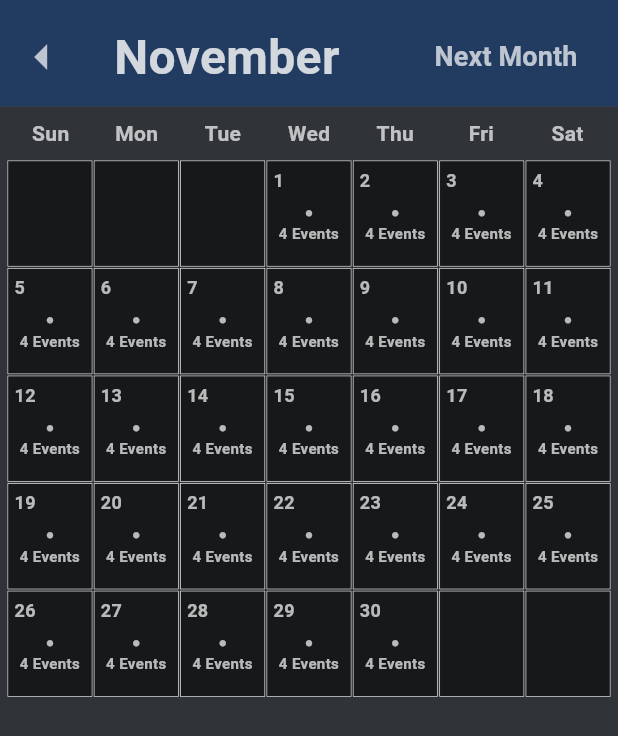
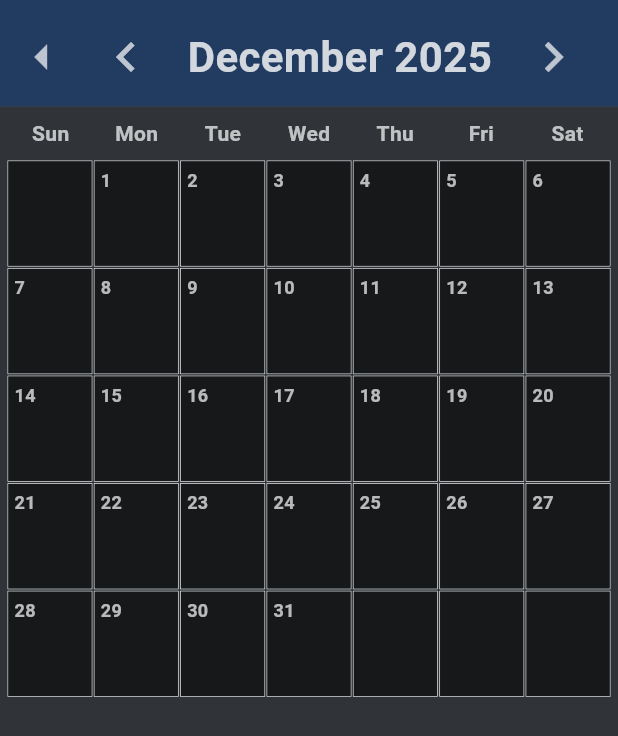
Before and after one commit to DeliMaliBagibala/SUEvent, a Flutter app: the CalendarScreen widget shown alone on an empty page, opened directly with empty values, on a phone screen of 412 x 824 dp. Shown: the top 736 px of the screen. Run offline on Flutter 3.47's test engine with Material 3 defaults, Android fonts, the phone set to English and light mode, and no system bars; our stand-ins replace cloud_firestore, firebase_auth, firebase_core, shared_preferences; accounts and stored records are empty.

Commit message:
fixed some coloring issues in starting page and added calendar page
Co-Authored-By: Mehmet Ali Bagibala <71552301+DeliMaliBagibala@users.noreply.github.com>

```diff
--- a/lib/calendar_screen.dart
+++ b/lib/calendar_screen.dart
@@ -1,11 +1,47 @@
 import 'package:flutter/material.dart';
+import 'package:provider/provider.dart';
+import 'models/event_model.dart';
+import 'providers/event_provider.dart';
 import 'theme_constants.dart';
 import 'day_events_screen.dart';
 
-class CalendarScreen extends StatelessWidget {
+class CalendarScreen extends StatefulWidget {
   final VoidCallback onBackTap;
 
   const CalendarScreen({super.key, required this.onBackTap});
+
+  @override
+  State<CalendarScreen> createState() => _CalendarScreenState();
+}
+
+class _CalendarScreenState extends State<CalendarScreen> {
+  late DateTime _currentDate;
+
+  @override
+  void initState() {
+    super.initState();
+    _currentDate = DateTime.now();
+  }
+
+  void _nextMonth() {
+    setState(() {
+      _currentDate = DateTime(_currentDate.year, _currentDate.month + 1, 1);
+    });
+  }
+
+  void _previousMonth() {
+    setState(() {
+      _currentDate = DateTime(_currentDate.year, _currentDate.month - 1, 1);
+    });
+  }
+
+  String _getMonthName(int month) {
+    const monthNames = [
+      'January', 'February', 'March', 'April', 'May', 'June',
+      'July', 'August', 'September', 'October', 'November', 'December'
+    ];
+    return monthNames[month - 1];
+  }
 
   @override
   Widget build(BuildContext context) {
@@ -19,37 +55,34 @@ class CalendarScreen extends StatelessWidget {
               IconButton(
                 icon: const Icon(Icons.arrow_left,
                     size: AppDimens.iconLarge, color: AppColors.textBlack),
-                onPressed: onBackTap,
+                onPressed: widget.onBackTap,
+              ),
+              IconButton(
+                icon: const Icon(Icons.chevron_left,
+                    size: AppDimens.iconLarge, color: AppColors.textBlack),
+                onPressed: _previousMonth,
               ),
               Expanded(
-                child: Padding(
-                  padding: const EdgeInsets.only(left: 20.0),
+                child: Center(
                   child: Text(
-                    "November",
-                    style: AppTextStyles.headerLarge.copyWith(fontSize: 32),
+                    "${_getMonthName(_currentDate.month)} ${_currentDate.year}",
+                    style: AppTextStyles.headerLarge.copyWith(fontSize: 28),
                   ),
                 ),
               ),
-              TextButton(
-                onPressed: () {
-                  // This will be made later, I hope
-                },
-                child: Text(
-                  "Next Month",
-                  style: AppTextStyles.bodyBold.copyWith(
-                    color: AppColors.textBlack.withOpacity(0.7),
-                  ),
-                ),
+              IconButton(
+                icon: const Icon(Icons.chevron_right,
+                    size: AppDimens.iconLarge, color: AppColors.textBlack),
+                onPressed: _nextMonth,
               ),
               const SizedBox(width: 15),
             ],
           ),
         ),
-
         Expanded(
           child: Container(
             color: AppColors.textWhite,
-            child: CalendarGrid(),
+            child: CalendarGrid(currentDate: _currentDate),
           ),
         ),
       ],
@@ -58,28 +91,73 @@ class CalendarScreen extends StatelessWidget {
 }
 
 class CalendarGrid extends StatelessWidget {
-  CalendarGrid({super.key});
+  final DateTime currentDate;
+
+  CalendarGrid({super.key, required this.currentDate});
 
   final List<String> _weekdays = ['Sun', 'Mon', 'Tue', 'Wed', 'Thu', 'Fri', 'Sat'];
 
-  final List<int> _daysInMonth = const [
-    -1, -1, -1, 1, 2, 3, 4,
-    5, 6, 7, 8, 9, 10, 11,
-    12, 13, 14, 15, 16, 17, 18,
-    19, 20, 21, 22, 23, 24, 25,
-    26, 27, 28, 29, 30, -2, -2,
-  ];
+  List<int> _generateDays(DateTime date) {
+    final year = date.year;
+    final month = date.month;
+    final firstDayOfMonth = DateTime(year, month, 1);
+    final daysInMonth = DateTime(year, month + 1, 0).day;
 
-  final Map<int, int> _eventsPerDay = {
-    26: 4, 27: 4, 28: 4, 29: 4, 30: 4, 1: 4, 2: 4,
-    3: 4, 4: 4, 5: 4, 6: 4, 7: 4, 8: 4, 9: 4,
-    10: 4, 11: 4, 12: 4, 13: 4, 14: 4, 15: 4, 16: 4,
-    17: 4, 18: 4, 19: 4, 20: 4, 21: 4, 22: 4, 23: 4,
-    24: 4, 25: 4, 30: 4,
-  };
+    int blankDays = firstDayOfMonth.weekday % 7;
+
+    final days = <int>[];
+    for (int i = 0; i < blankDays; i++) {
+      days.add(-1);
+    }
+    for (int i = 1; i <= daysInMonth; i++) {
+      days.add(i);
+    }
+
+    while (days.length % 7 != 0) {
+      days.add(-1);
+    }
+
+    return days;
+  }
+
+  String _getMonthName(int month) {
+    const monthNames = [
+      'January', 'February', 'March', 'April', 'May', 'June',
+      'July', 'August', 'September', 'October', 'November', 'December'
+    ];
+    return monthNames[month - 1];
+  }
+
+  Map<int, int> _getEventsForMonth(List<Event> events, DateTime date) {
+    final Map<int, int> eventsPerDay = {};
+    final month = date.month;
+    final year = date.year;
+
+    for (final event in events) {
+      try {
+        final parts = event.date.split('/');
+        if (parts.length == 3) {
+          final day = int.parse(parts[0]);
+          final eventMonth = int.parse(parts[1]);
+          final eventYear = int.parse(parts[2]);
+
+          if (eventYear == year && eventMonth == month) {
+            eventsPerDay.update(day, (value) => value + 1, ifAbsent: () => 1);
+          }
+        }
+      } catch (e) {
+        print("Error parsing date for event ${event.id}: ${event.date}");
+      }
+    }
+    return eventsPerDay;
+  }
 
   @override
   Widget build(BuildContext context) {
+    final daysInMonth = _generateDays(currentDate);
+    final eventProvider = Provider.of<EventProvider>(context);
+    final eventsPerDay = _getEventsForMonth(eventProvider.events, currentDate);
+
     return Column(
       children: [
         Padding(
@@ -94,7 +172,6 @@ class CalendarGrid extends StatelessWidget {
             ))).toList(),
           ),
         ),
-
         Expanded(
           child: GridView.builder(
             padding: const EdgeInsets.symmetric(horizontal: 5.0),
@@ -105,10 +182,10 @@ class CalendarGrid extends StatelessWidget {
               mainAxisSpacing: 1.0,
               childAspectRatio: 0.8,
             ),
-            itemCount: _daysInMonth.length,
+            itemCount: daysInMonth.length,
             itemBuilder: (context, index) {
-              final day = _daysInMonth[index];
-              return _buildDayCell(context, day);
+              final day = daysInMonth[index];
+              return _buildDayCell(context, day, eventsPerDay);
             },
           ),
         ),
@@ -116,11 +193,11 @@ class CalendarGrid extends StatelessWidget {
     );
   }
 
-  Widget _buildDayCell(BuildContext context, int day) {
+  Widget _buildDayCell(BuildContext context, int day, Map<int, int> eventsPerDay) {
     final isCurrentMonth = day > 0;
-    final eventCount = isCurrentMonth ? (_eventsPerDay[day] ?? 0) : 0;
-
+    final eventCount = isCurrentMonth ? (eventsPerDay[day] ?? 0) : 0;
     final textColor = isCurrentMonth ? AppColors.textBlack : Colors.black45;
+    final monthName = _getMonthName(currentDate.month);
 
     return Container(
       decoration: BoxDecoration(
@@ -131,11 +208,10 @@ class CalendarGrid extends StatelessWidget {
         child: InkWell(
           onTap: isCurrentMonth
               ? () {
-            // Navigate to the Day Events Screen
             Navigator.push(
               context,
               MaterialPageRoute(
-                builder: (context) => DayEventsScreen(dateString: "$day, October"), // Passing dummy month for now
+                builder: (context) => DayEventsScreen(dateString: "$day, $monthName"),
               ),
             );
             print("Tapped day $day");
@@ -163,7 +239,7 @@ class CalendarGrid extends StatelessWidget {
                           const Icon(Icons.circle, size: 5, color: AppColors.textBlack),
                           const SizedBox(height: 4),
                           Text(
-                            "$eventCount Events",
+                            "$eventCount Event${eventCount > 1 ? 's' : ''}",
                             textAlign: TextAlign.center,
                             style: TextStyle(
                               fontSize: 10,
--- a/lib/starting_page.dart
+++ b/lib/starting_page.dart
@@ -224,7 +224,7 @@ class _LoginPageState extends State<LoginPage> {
                 Align(
                   alignment: Alignment.topLeft,
                   child: IconButton(
-                    icon: Icon(Icons.arrow_left, size: 40, color: Colors.black),
+                    icon: Icon(Icons.arrow_left, size: 40, color: AppColors.textBlack),
                     onPressed: () => Navigator.pop(context),
                   ),
                 ),
@@ -245,7 +245,7 @@ class _LoginPageState extends State<LoginPage> {
                 SizedBox(height: 10),
                 Align(
                   alignment: Alignment.centerRight,
-                  child: Text("Forgot Password?", style: TextStyle(color: Colors.white70)),
+                  child: Text("Forgot Password?", style: TextStyle(color: Colors.teal)),
                 ),
                 SizedBox(height: 40),
                 SizedBox(
@@ -262,7 +262,7 @@ class _LoginPageState extends State<LoginPage> {
                         ? CircularProgressIndicator(color: Colors.white)
                         : Text(
                       "Login",
-                      style: TextStyle(color: Colors.white, fontSize: 18),
+                      style: TextStyle(color: AppColors.textBlack, fontSize: 18),
                     ),
                   ),
                 ),
@@ -376,7 +376,7 @@ class _RegisterPageState extends State<RegisterPage> {
                   Align(
                     alignment: Alignment.topLeft,
                     child: IconButton(
-                      icon: Icon(Icons.arrow_left, size: 40, color: Colors.black),
+                      icon: Icon(Icons.arrow_left, size: 40, color: AppColors.textBlack),
                       onPressed: () => Navigator.pop(context),
                     ),
                   ),
@@ -387,7 +387,7 @@ class _RegisterPageState extends State<RegisterPage> {
                     style: TextStyle(
                       fontSize: 22,
                       fontWeight: FontWeight.bold,
-                      color: Colors.black,
+                      color: AppColors.textBlack,
                     ),
                   ),
                   SizedBox(height: 40),
```
